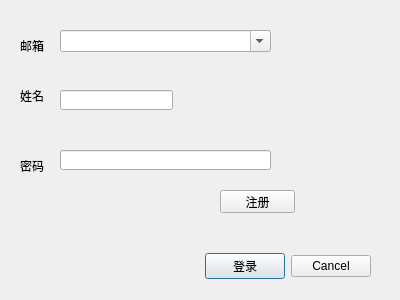
Qt form V/cdlglogin.ui (thinkingl/thinkingl-code-lib) before a commit.
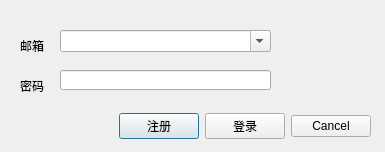
The same form after that commit.

What changed in the file:
```diff
--- a/V/cdlglogin.ui
+++ b/V/cdlglogin.ui
@@ -6,8 +6,8 @@
    <rect>
     <x>0</x>
     <y>0</y>
-    <width>400</width>
-    <height>300</height>
+    <width>385</width>
+    <height>152</height>
    </rect>
   </property>
   <property name="windowTitle">
@@ -17,7 +17,7 @@
    <property name="geometry">
     <rect>
      <x>20</x>
-     <y>250</y>
+     <y>110</y>
      <width>351</width>
      <height>33</height>
     </rect>
@@ -51,6 +51,13 @@
       </property>
      </spacer>
     </item>
+    <item>
+     <widget class="QPushButton" name="buttonRegister">
+      <property name="text">
+       <string>注册</string>
+      </property>
+     </widget>
+    </item>
     <item>
      <widget class="QPushButton" name="buttonLogin">
       <property name="text">
@@ -84,7 +91,7 @@
    <property name="geometry">
     <rect>
      <x>60</x>
-     <y>150</y>
+     <y>70</y>
      <width>211</width>
      <height>20</height>
     </rect>
@@ -107,7 +114,7 @@
    <property name="geometry">
     <rect>
      <x>20</x>
-     <y>160</y>
+     <y>80</y>
      <width>54</width>
      <height>12</height>
     </rect>
@@ -116,42 +123,6 @@
     <string>密码</string>
    </property>
   </widget>
-  <widget class="QLabel" name="label_3">
-   <property name="geometry">
-    <rect>
-     <x>20</x>
-     <y>90</y>
-     <width>54</width>
-     <height>12</height>
-    </rect>
-   </property>
-   <property name="text">
-    <string>姓名</string>
-   </property>
-  </widget>
-  <widget class="QLineEdit" name="lineEditName">
-   <property name="geometry">
-    <rect>
-     <x>60</x>
-     <y>90</y>
-     <width>113</width>
-     <height>20</height>
-    </rect>
-   </property>
-  </widget>
-  <widget class="QPushButton" name="buttonRegister">
-   <property name="geometry">
-    <rect>
-     <x>220</x>
-     <y>190</y>
-     <width>75</width>
-     <height>23</height>
-    </rect>
-   </property>
-   <property name="text">
-    <string>注册</string>
-   </property>
-  </widget>
  </widget>
  <resources/>
  <connections>
```
Left out of the diff: 16 changed lines with no effect on the pictures.
